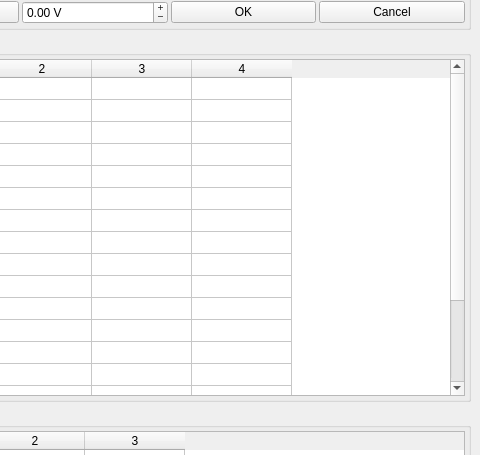
Before: the Qt Designer form main.ui in sultanmusin/pyslow, drawn with Qt 5; both pictures show x 544 to 1024 and y 204 to 659 of the 1024 by 841 pixel window.
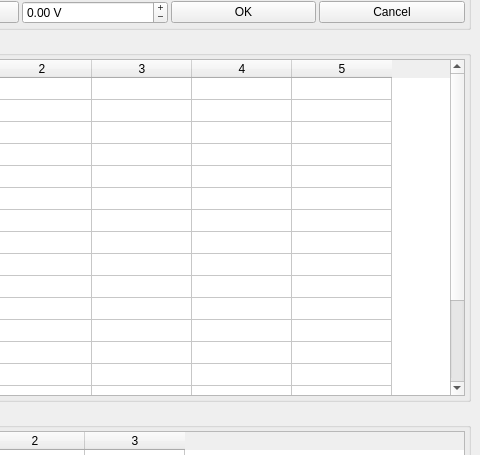
After: the same form once the commit is applied.

Commit message: Add main window log

```diff
--- a/main.ui
+++ b/main.ui
@@ -839,7 +839,7 @@
               <number>19</number>
              </property>
              <property name="columnCount">
-              <number>4</number>
+              <number>5</number>
              </property>
              <attribute name="verticalHeaderMinimumSectionSize">
               <number>20</number>
@@ -870,6 +870,7 @@
              <column/>
              <column/>
              <column/>
+             <column/>
             </widget>
            </item>
           </layout>
```
The commit also changes 1 other file.
